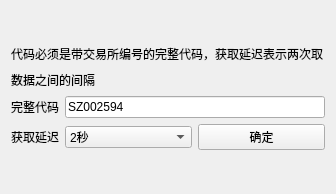
The window that uis/rc_setting/base/base.ui (YQBaobao/RollerCoaster) describes before a commit, drawn with Qt 5.
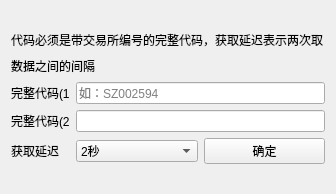
The same window after the commit.

Patch:
```diff
--- a/uis/rc_setting/base/base.ui
+++ b/uis/rc_setting/base/base.ui
@@ -14,17 +14,27 @@
    <string>Form</string>
   </property>
   <layout class="QGridLayout" name="gridLayout">
-   <item row="3" column="1" colspan="2">
+   <item row="4" column="1" colspan="2">
     <widget class="QLineEdit" name="lineEdit">
-     <property name="text">
-      <string>SZ002594</string>
-     </property>
      <property name="placeholderText">
       <string>如：SZ002594</string>
      </property>
     </widget>
    </item>
-   <item row="5" column="0" colspan="3">
+   <item row="1" column="0" colspan="3">
+    <widget class="QLabel" name="label_4">
+     <property name="minimumSize">
+      <size>
+       <width>0</width>
+       <height>20</height>
+      </size>
+     </property>
+     <property name="text">
+      <string>代码必须是带交易所编号的完整代码，获取延迟表示两次取</string>
+     </property>
+    </widget>
+   </item>
+   <item row="7" column="0" colspan="3">
     <spacer name="verticalSpacer_2">
      <property name="orientation">
       <enum>Qt::Vertical</enum>
@@ -50,7 +60,27 @@
      </property>
     </widget>
    </item>
-   <item row="4" column="1">
+   <item row="6" column="0">
+    <widget class="QLabel" name="label_2">
+     <property name="text">
+      <string>获取延迟</string>
+     </property>
+    </widget>
+   </item>
+   <item row="4" column="0">
+    <widget class="QLabel" name="label">
+     <property name="sizePolicy">
+      <sizepolicy hsizetype="Fixed" vsizetype="Preferred">
+       <horstretch>0</horstretch>
+       <verstretch>0</verstretch>
+      </sizepolicy>
+     </property>
+     <property name="text">
+      <string>完整代码(1</string>
+     </property>
+    </widget>
+   </item>
+   <item row="6" column="1">
     <widget class="QComboBox" name="comboBox">
      <property name="currentIndex">
       <number>0</number>
@@ -77,53 +107,7 @@
      </item>
     </widget>
    </item>
-   <item row="1" column="0" colspan="3">
-    <widget class="QLabel" name="label_4">
-     <property name="minimumSize">
-      <size>
-       <width>0</width>
-       <height>20</height>
-      </size>
-     </property>
-     <property name="text">
-      <string>代码必须是带交易所编号的完整代码，获取延迟表示两次取</string>
-     </property>
-    </widget>
-   </item>
-   <item row="0" column="0" colspan="3">
-    <spacer name="verticalSpacer">
-     <property name="orientation">
-      <enum>Qt::Vertical</enum>
-     </property>
-     <property name="sizeHint" stdset="0">
-      <size>
-       <width>20</width>
-       <height>40</height>
-      </size>
-     </property>
-    </spacer>
-   </item>
-   <item row="3" column="0">
-    <widget class="QLabel" name="label">
-     <property name="sizePolicy">
-      <sizepolicy hsizetype="Fixed" vsizetype="Preferred">
-       <horstretch>0</horstretch>
-       <verstretch>0</verstretch>
-      </sizepolicy>
-     </property>
-     <property name="text">
-      <string>完整代码</string>
-     </property>
-    </widget>
-   </item>
-   <item row="4" column="0">
-    <widget class="QLabel" name="label_2">
-     <property name="text">
-      <string>获取延迟</string>
-     </property>
-    </widget>
-   </item>
-   <item row="4" column="2">
+   <item row="6" column="2">
     <widget class="QPushButton" name="pushButton_accepted">
      <property name="sizePolicy">
       <sizepolicy hsizetype="Minimum" vsizetype="Minimum">
@@ -136,6 +120,29 @@
      </property>
     </widget>
    </item>
+   <item row="0" column="0" colspan="3">
+    <spacer name="verticalSpacer">
+     <property name="orientation">
+      <enum>Qt::Vertical</enum>
+     </property>
+     <property name="sizeHint" stdset="0">
+      <size>
+       <width>20</width>
+       <height>40</height>
+      </size>
+     </property>
+    </spacer>
+   </item>
+   <item row="5" column="0">
+    <widget class="QLabel" name="label_5">
+     <property name="text">
+      <string>完整代码(2</string>
+     </property>
+    </widget>
+   </item>
+   <item row="5" column="1" colspan="2">
+    <widget class="QLineEdit" name="lineEdit_2"/>
+   </item>
   </layout>
  </widget>
  <resources/>
```
